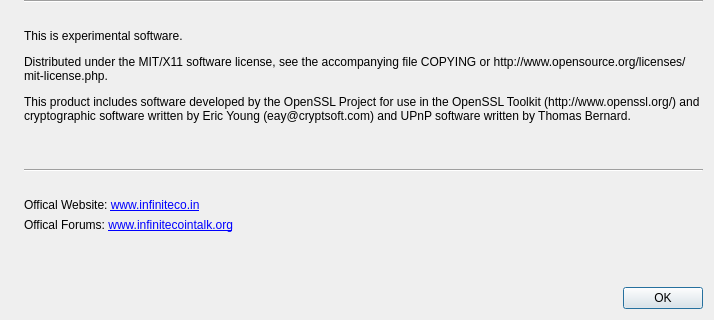
The window that src/qt/forms/aboutdialog.ui (unkdev/infinitecoin) describes before a commit, drawn with Qt 5; both pictures show x 0 to 714 and y 143 to 463 of the 714 by 463 pixel window.
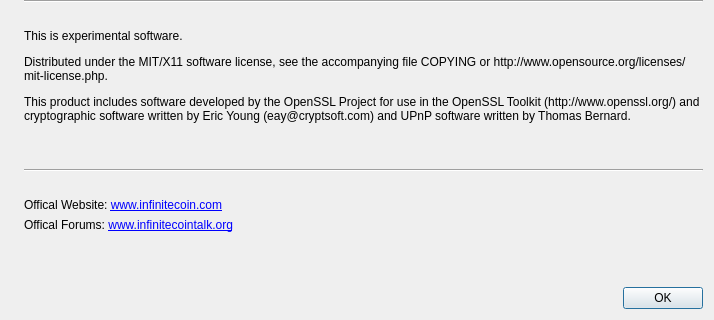
The same window after the commit. Icons and pictures are not drawn.

Commit message: Updated main website

Diff of the .ui file:
```diff
--- a/src/qt/forms/aboutdialog.ui
+++ b/src/qt/forms/aboutdialog.ui
@@ -213,7 +213,7 @@
      <item>
       <widget class="QLabel" name="label_3">
        <property name="text">
-        <string>Offical Website: &lt;a href=&quot;http://www.infiniteco.in/&quot;&gt;www.infiniteco.in&lt;/a&gt;</string>
+        <string>Offical Website: &lt;a href=&quot;http://www.infinitecoin.com/&quot;&gt;www.infinitecoin.com&lt;/a&gt;</string>
        </property>
        <property name="openExternalLinks">
         <bool>true</bool>
```
